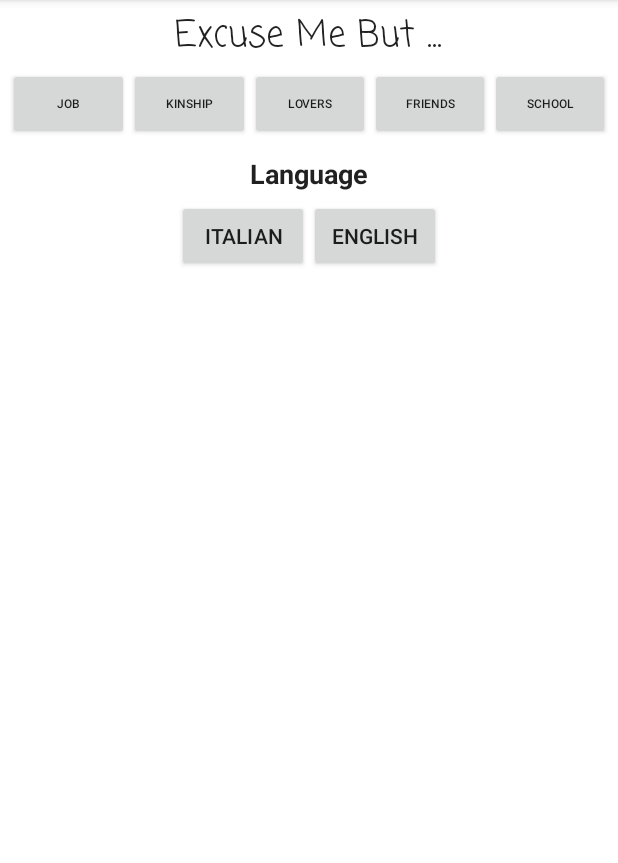
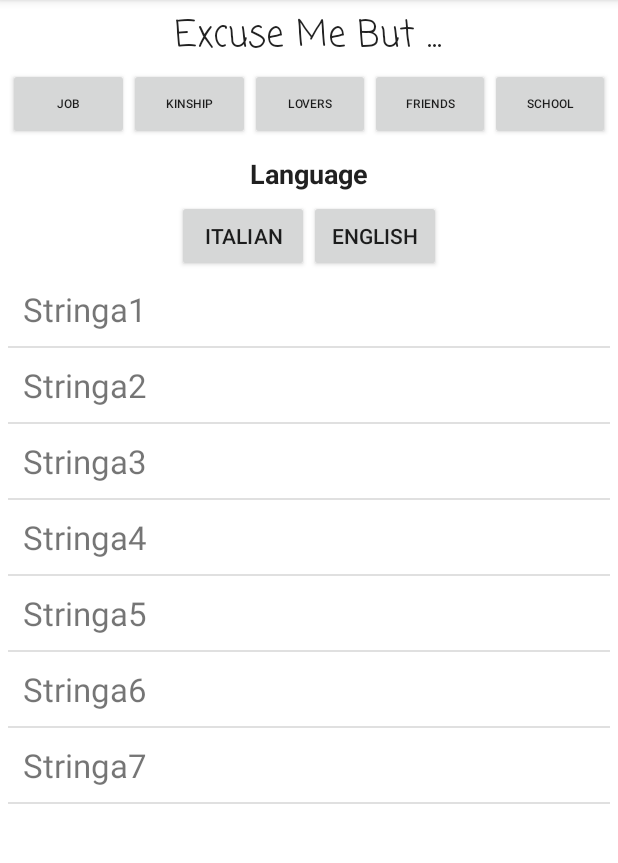
Before and after one commit to Unknowned1/ExcuseMeGenerator_v0.01, an Android app: the screen it shows after launch (MainActivity), on a phone screen of 412 x 824 dp, the part 84-947 px from its top. Run offline under Robolectric (Android 15) with nearby library versions, the phone set to English and light mode, and no system bars.

Commit message:
Merge branches 'Front_End_Branch' and 'master' of https://github.com/Unknowned1/ExcuseMeGenerator_v0.01
# Conflicts:
#	app/src/main/res/layout/activity_main.xml

```diff
--- a/app/src/main/java/com/b_gamesentertainment/excusemegenerator/MainActivity.java
+++ b/app/src/main/java/com/b_gamesentertainment/excusemegenerator/MainActivity.java
@@ -2,13 +2,43 @@ package com.b_gamesentertainment.excusemegenerator;
 
 import android.support.v7.app.AppCompatActivity;
 import android.os.Bundle;
+import android.widget.ArrayAdapter;
+import android.widget.Button;
+import android.widget.ListView;
+
+import java.util.ArrayList;
 
 public class MainActivity extends AppCompatActivity {
+
+    Button buttonItalian, buttonEnglish;
+    Button buttonJob, buttonKinship, buttonLovers, buttonSchool, buttonFriends;
+    ListView listaScuse;
+
+    String[] array = {"Stringa1", "Stringa2", "Stringa3", "Stringa4", "Stringa5", "Stringa6", "Stringa7"};
+
+
 
     @Override
     protected void onCreate(Bundle savedInstanceState) {
         super.onCreate(savedInstanceState);
         setContentView(R.layout.activity_main);
 
+        buttonEnglish = findViewById(R.id.buttonEnglish);
+        buttonItalian = findViewById(R.id.buttonItalian);
+        buttonJob = findViewById(R.id.buttonJob);
+        buttonKinship = findViewById(R.id.buttonKinship);
+        buttonFriends = findViewById(R.id.buttonFriends);
+        buttonSchool = findViewById(R.id.buttonSchool);
+        buttonLovers = findViewById(R.id.buttonLovers);
+
+
+
+        listaScuse = findViewById(R.id.listaScuse);
+        ArrayAdapter<String> adapter = new ArrayAdapter<String>(this,R.layout.list_element,
+                R.id.textViewList, array );
+
+        listaScuse.setAdapter(adapter);
+
+
     }
 }
--- a/app/src/main/res/layout/activity_main.xml
+++ b/app/src/main/res/layout/activity_main.xml
@@ -38,7 +38,7 @@
         android:orientation="horizontal">
 
         <Button
-            android:id="@+id/button20"
+            android:id="@+id/buttonJob"
             android:layout_width="wrap_content"
             android:layout_height="wrap_content"
             android:layout_weight="1"
@@ -46,7 +46,7 @@
             android:textSize="8dp" />
 
         <Button
-            android:id="@+id/button19"
+            android:id="@+id/buttonKinship"
             android:layout_width="wrap_content"
             android:layout_height="wrap_content"
             android:layout_weight="1"
@@ -54,7 +54,7 @@
             android:textSize="8dp" />
 
         <Button
-            android:id="@+id/button18"
+            android:id="@+id/buttonLovers"
             android:layout_width="wrap_content"
             android:layout_height="wrap_content"
             android:layout_weight="1"
@@ -62,7 +62,7 @@
             android:textSize="8dp" />
 
         <Button
-            android:id="@+id/button17"
+            android:id="@+id/buttonFriends"
             android:layout_width="wrap_content"
             android:layout_height="wrap_content"
             android:layout_weight="1"
@@ -70,7 +70,7 @@
             android:textSize="8dp" />
 
         <Button
-            android:id="@+id/button16"
+            android:id="@+id/buttonSchool"
             android:layout_width="wrap_content"
             android:layout_height="wrap_content"
             android:layout_weight="1"
@@ -112,14 +112,14 @@
                 android:visibility="invisible" />
 
             <Button
-                android:id="@+id/button25"
+                android:id="@+id/buttonItalian"
                 android:layout_width="wrap_content"
                 android:layout_height="wrap_content"
                 android:layout_weight="0"
                 android:text="Italian" />
 
             <Button
-                android:id="@+id/button24"
+                android:id="@+id/buttonEnglish"
                 android:layout_width="wrap_content"
                 android:layout_height="wrap_content"
                 android:layout_weight="0"
@@ -136,6 +136,7 @@
     </LinearLayout>
 
     <ListView
+        android:id="@+id/listaScuse"
         android:layout_width="match_parent"
         android:layout_height="match_parent"
         android:layout_below="@+id/LanguageLayout" />
--- /dev/null
+++ b/app/src/main/res/layout/list_element.xml
@@ -0,0 +1,14 @@
+<?xml version="1.0" encoding="utf-8"?>
+<RelativeLayout xmlns:android="http://schemas.android.com/apk/res/android"
+     android:layout_height="match_parent"
+    android:layout_width="match_parent">
+
+<TextView
+android:id="@+id/textViewList"
+android:layout_width="wrap_content"
+android:layout_height="wrap_content"
+android:text=""
+    android:padding="10dp"
+android:textSize="22dp"/>
+
+    </RelativeLayout>
```
